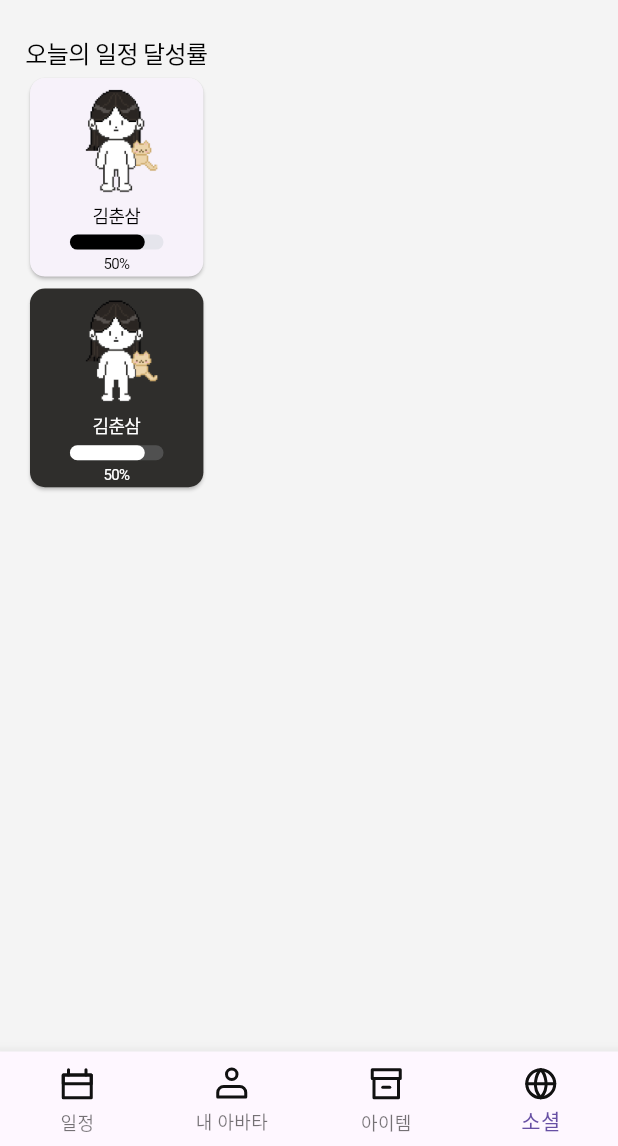
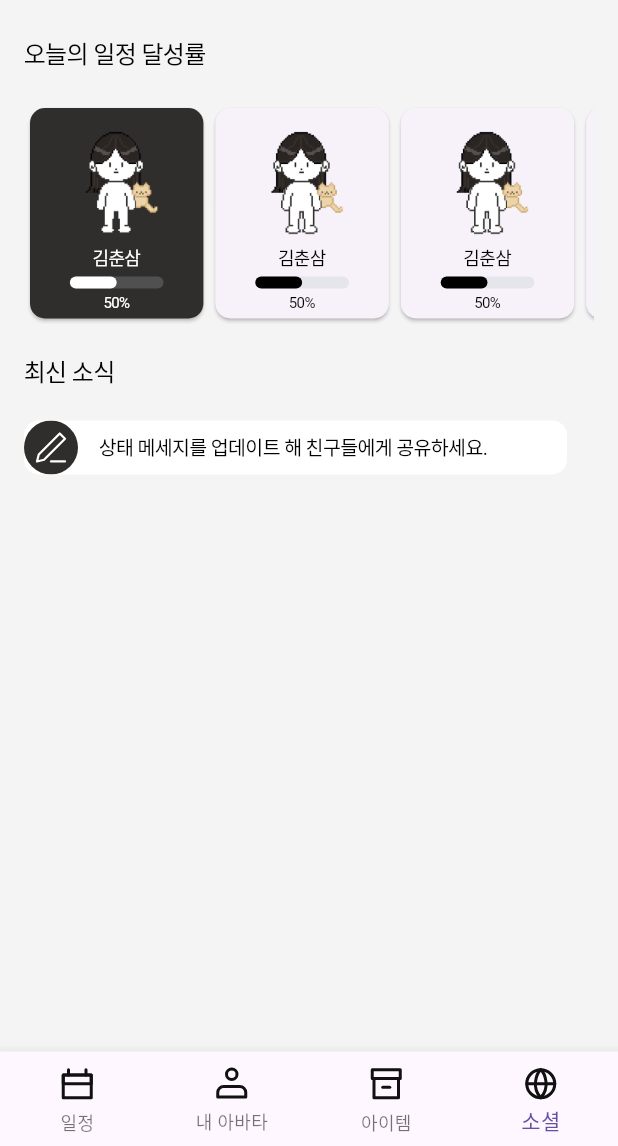
Before and after one commit to itsTimePlanear/planear, a Flutter app: the MainScreen screen opened directly, item 4 of the bottom bar chosen, on a phone screen of 412 x 824 dp, the part 90-1236 px from its top. Run offline on Flutter 3.47's test engine with Material 3 defaults, Android fonts, the phone set to English and light mode, and no system bars; drawn by our look-alikes of percent_indicator; our stand-ins replace carousel_slider, flutter_riverpod, flutter_secure_storage, flutter_svg, flutter_svg_provider, gap and 3 more; accounts and stored records are empty; network calls fail; Roboto replaces fonts that are missing (Pretendard, PretendardRegular, PretendardSemi).

Commit message:
소셜 : 상태메지 업데이트 알림 추가

```diff
--- a/lib/screen/social_screen/social_screen.dart
+++ b/lib/screen/social_screen/social_screen.dart
@@ -1,3 +1,4 @@
+import 'package:flutter/cupertino.dart';
 import 'package:flutter/material.dart';
 import 'package:flutter/src/widgets/framework.dart';
 import 'package:flutter_svg/svg.dart';
@@ -20,23 +21,45 @@ class _SocialScreenState extends ConsumerState<SocialScreen>{
   @override
   Widget build(BuildContext ) {
     return SingleChildScrollView(
-      child: Column(children: [
-        Container(
+      child: Container(
         margin: const EdgeInsets.symmetric(horizontal: 16),
               padding: const EdgeInsets.only(top: 24),
         child: Column(
+          crossAxisAlignment: CrossAxisAlignment.start,
           children: [
             Text("오늘의 일정 달성률", style: FontStyles.Schedule.copyWith(color: Colors.black)),
-              _avatarCardWidget(true,"assets/icons/avatar2.png", "김춘삼", 50),
-              _avatarMyCardWidget(true,"assets/icons/avatar2.png", "김춘삼", 50),
+            Gap(20),
+           SizedBox(
+          height: MediaQuery.sizeOf(context).height*0.18,
+           child:  _avatarListWidget(5)),
+           Gap(20),
+           Text("최신 소식", style: FontStyles.Schedule.copyWith(color: Colors.black)),
+            Gap(20),
+             _shareButton()
+
           ],
         ))
-      ],)
       );
 
   }
 
-  Widget _avatarCardWidget(bool mine,String prictureUrl, String name, int percent){
+  Widget _avatarListWidget(int count, ){
+
+    return ListView.builder(
+      scrollDirection: Axis.horizontal,
+       physics: ClampingScrollPhysics(),
+      shrinkWrap: true,
+      itemBuilder: (BuildContext ctx, int idx) {
+        if(idx == 0){
+          return _avatarMyCardWidget("assets/icons/avatar2.png", "김춘삼", 50);
+        } else{
+          return _avatarCardWidget("assets/icons/avatar2.png", "김춘삼", 50);
+        }
+    },
+    itemCount: count,);
+  }
+
+  Widget _avatarCardWidget(String prictureUrl, String name, int percent){
 
     return Container(
       width: MediaQuery.sizeOf(context).width*0.3,
@@ -46,6 +69,7 @@ class _SocialScreenState extends ConsumerState<SocialScreen>{
         child: Column(
           crossAxisAlignment: CrossAxisAlignment.center,
           children: [
+            Gap(8),
            //Image.network(prictureUrl),
            Image.asset(prictureUrl, width: MediaQuery.sizeOf(context).width*0.2, height: MediaQuery.sizeOf(context).height*0.1,),
            Text(name, style: FontStyles.socialName.copyWith(color: Colors.black), ),
@@ -55,9 +79,9 @@ class _SocialScreenState extends ConsumerState<SocialScreen>{
               width: MediaQuery.of(context).size.width * 0.2,
               child: LinearPercentIndicator(
                 animation: true,
-                lineHeight: 10.0,
+                lineHeight: 8.0,
                 animationDuration: 2500,
-                percent: 0.8,
+                percent: 0.5,
                 barRadius: const Radius.circular(10),
                 progressColor: Colors.black,
                 backgroundColor: Color(0xffE5E5EC),
@@ -72,7 +96,7 @@ class _SocialScreenState extends ConsumerState<SocialScreen>{
     );
   }
 
-  Widget _avatarMyCardWidget(bool mine,String prictureUrl, String name, int percent){
+  Widget _avatarMyCardWidget(String prictureUrl, String name, int percent){
 
     return Container(
       width: MediaQuery.sizeOf(context).width*0.3,
@@ -82,6 +106,7 @@ class _SocialScreenState extends ConsumerState<SocialScreen>{
         child: Column(
           crossAxisAlignment: CrossAxisAlignment.center,
           children: [
+             Gap(8),
            //Image.network(prictureUrl),
            Image.asset(prictureUrl, width: MediaQuery.sizeOf(context).width*0.2, height: MediaQuery.sizeOf(context).height*0.1,),
            Text(name, style: FontStyles.socialName.copyWith(color: Colors.white), ),
@@ -91,9 +116,9 @@ class _SocialScreenState extends ConsumerState<SocialScreen>{
               width: MediaQuery.of(context).size.width * 0.2,
               child: LinearPercentIndicator(
                 animation: true,
-                lineHeight: 10.0,
+                lineHeight: 8.0,
                 animationDuration: 2500,
-                percent: 0.8,
+                percent: 0.5,
                 barRadius: const Radius.circular(10),
                 progressColor: Colors.white,
                 backgroundColor: AppColors.main2,
@@ -108,4 +133,31 @@ class _SocialScreenState extends ConsumerState<SocialScreen>{
     );
   }
 
+  Widget _shareButton(){
+
+    return Row(
+    children: [
+      GestureDetector(
+        onTap: (){
+
+        },
+        child: Container(
+          child: Stack(
+            children: [
+              Container(
+               padding: const EdgeInsets.symmetric(horizontal: 50, vertical: 8),
+
+                width: MediaQuery.sizeOf(context).width-50,
+              decoration: BoxDecoration(borderRadius: BorderRadius.circular(10), color: Colors.white),
+              child: Text("상태 메세지를 업데이트 해 친구들에게 공유하세요.", style: FontStyles.Week.copyWith(color: Colors.black),),
+            ),
+
+          Positioned(child: SvgPicture.asset("assets/icons/social_pencil.svg"),
+          )]),
+        ),
+      )
+    ],
+          );
   }
+
+}
```
Also changed, not shown: assets/icons/social_pencil.svg (added). Lines whose indentation alone changed are shown as unchanged.
